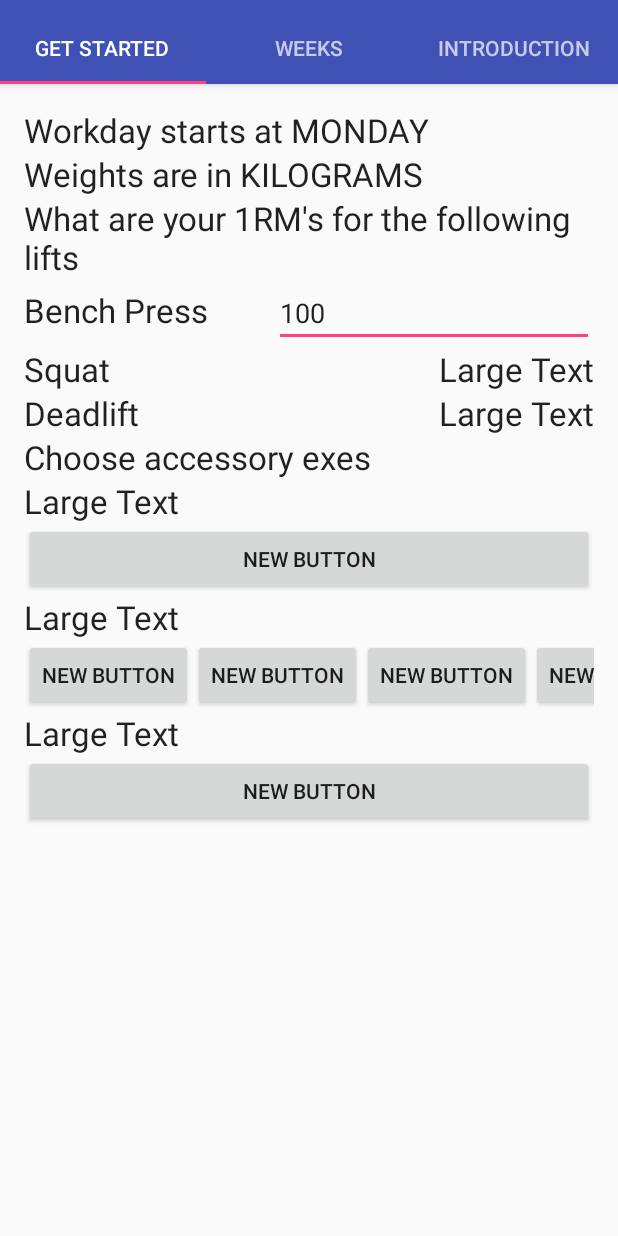
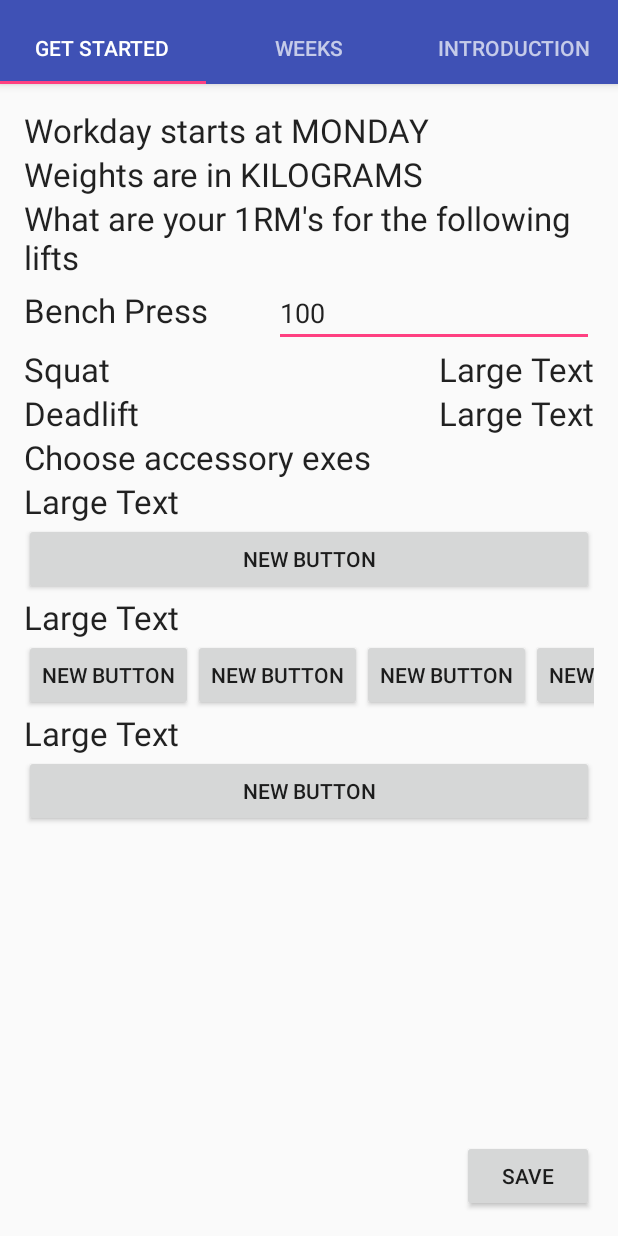
Before and after one commit to MuffinDude/CanditoWorkout, an Android app: the screen it shows after launch (MainActivity), on a phone screen of 412 x 824 dp. Run offline under Robolectric (Android 15) with nearby library versions, the phone set to English and light mode, and no system bars.

Commit message:
started with saving to file

```diff
--- a/app/src/main/AndroidManifest.xml
+++ b/app/src/main/AndroidManifest.xml
@@ -1,6 +1,9 @@
 <?xml version="1.0" encoding="utf-8"?>
 <manifest xmlns:android="http://schemas.android.com/apk/res/android"
     package="longerinoentertainment.canditoworkout">
+
+    <user-permission android:name="android.permission.WRITE_EXTERNAL_STORAGE"/>
+    <user-permission android:name="android.permission.READ_EXTERNAL_STORAGE"/>
 
     <application
         android:allowBackup="true"
--- a/app/src/main/java/longerinoentertainment/canditoworkout/MainTabInsert.java
+++ b/app/src/main/java/longerinoentertainment/canditoworkout/MainTabInsert.java
@@ -1,18 +1,78 @@
 package longerinoentertainment.canditoworkout;
 
+import android.content.Context;
+import android.os.Environment;
 import android.support.v4.app.Fragment;
 import android.support.v7.app.AppCompatActivity;
 import android.os.Bundle;
 import android.view.LayoutInflater;
 import android.view.View;
 import android.view.ViewGroup;
+import android.widget.Button;
+import android.widget.EditText;
 import android.widget.ImageView;
+import android.widget.Toast;
+
+import java.io.File;
+import java.io.FileNotFoundException;
+import java.io.FileOutputStream;
+import java.io.IOException;
 
 public class MainTabInsert extends Fragment {
+    public Button save;
+    public EditText editText;
+    public String path = Environment.getExternalStorageDirectory().getAbsolutePath() + "/CanditoWorkoutApp";
 
     @Override
     public View onCreateView(LayoutInflater inflater, ViewGroup container, Bundle savedInstanceState) {
         final View insertTab = inflater.inflate(R.layout.activity_main_tab_insert, container, false);
+
+        save = (Button) insertTab.findViewById(R.id.saveButton);
+        editText = (EditText) insertTab.findViewById(R.id.editText);
+        File dir = new File(path);
+        dir.mkdirs();
+
+        save.setOnClickListener(new View.OnClickListener() {
+            @Override
+            public void onClick(View view) {
+                File file = new File(path, "/savedFile.txt");
+                String [] saveText = String.valueOf(editText.getText()).split(System.getProperty("line.separator"));
+
+
+                Toast.makeText(getContext(), "Saved" + editText.getText(), Toast.LENGTH_SHORT).show();
+
+                Save(file, saveText);
+            }
+        });
+
         return insertTab;
     }
+
+    public static void Save(File file, String[] data){
+        FileOutputStream fos = null;
+        try{
+            fos = new FileOutputStream(file, true);
+        }
+        catch (FileNotFoundException e) {e.printStackTrace();}
+        try{
+            try{
+                for (int i = 0; i<data.length; i++){
+                    assert fos != null;
+                    fos.write(data[i].getBytes());
+                    if (i < data.length-1){
+                        fos.write("\n".getBytes());
+                    }
+                }
+            }
+            catch (IOException e) {e.printStackTrace();}
+        }
+        finally{
+            try{
+                assert fos != null;
+                fos.close();
+            }
+            catch (IOException e) {e.printStackTrace();}
+        }
+    }
+
 }
--- a/app/src/main/res/layout/activity_main_tab_insert.xml
+++ b/app/src/main/res/layout/activity_main_tab_insert.xml
@@ -121,7 +121,7 @@
 
     <TableLayout
         android:layout_width="match_parent"
-        android:layout_height="match_parent"
+        android:layout_height="wrap_content"
         android:layout_below="@+id/textView11"
         android:layout_centerHorizontal="true">
 
@@ -256,4 +256,12 @@
                 android:layout_column="2" />
         </TableRow>
     </TableLayout>
+
+    <Button
+        android:layout_width="wrap_content"
+        android:layout_height="wrap_content"
+        android:text="SAVE"
+        android:id="@+id/saveButton"
+        android:layout_alignParentBottom="true"
+        android:layout_alignParentEnd="true" />
 </RelativeLayout>
```
